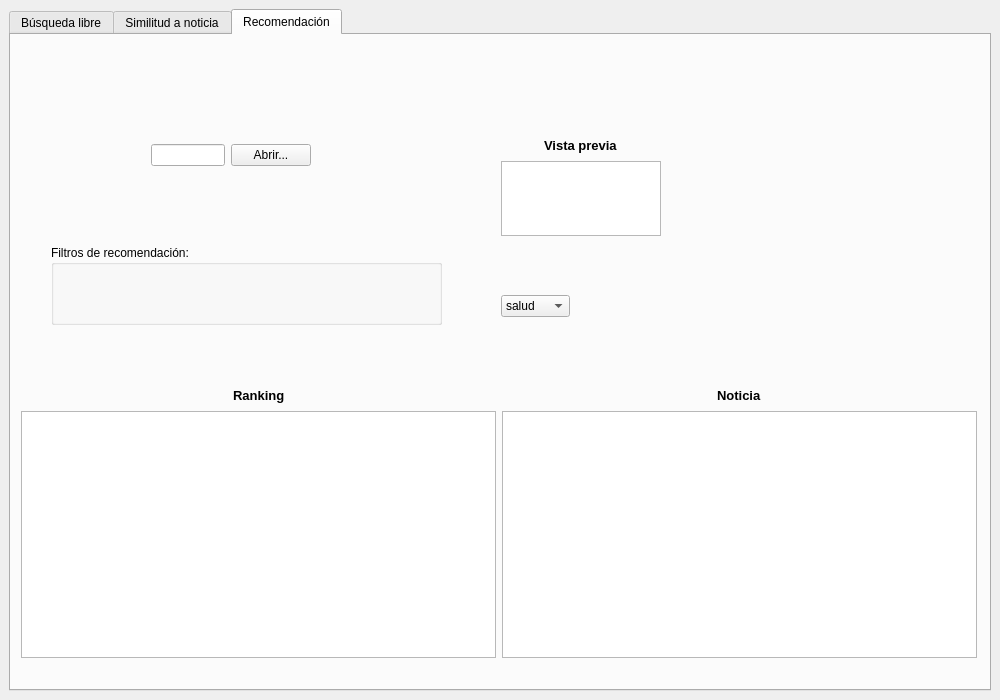
Above: window.ui from pablopascu99/practicaSSII before the change. Below: the same form after it.
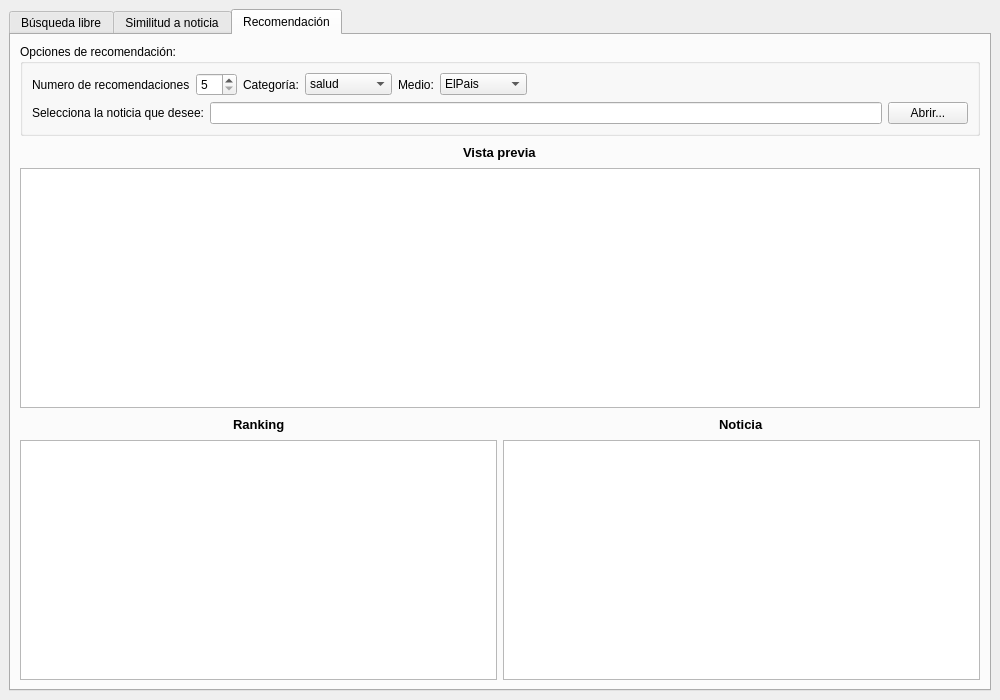
That is the form after the change.

```diff
--- a/window.ui
+++ b/window.ui
@@ -525,37 +525,129 @@
        <attribute name="title">
         <string>Recomendación</string>
        </attribute>
-       <widget class="QWidget" name="horizontalLayoutWidget_2">
-        <property name="geometry">
-         <rect>
-          <x>140</x>
-          <y>80</y>
-          <width>160</width>
-          <height>80</height>
-         </rect>
-        </property>
-        <layout class="QHBoxLayout" name="horizontalLayout_14">
+       <layout class="QGridLayout" name="gridLayout_7">
+        <item row="0" column="0">
+         <layout class="QVBoxLayout" name="verticalLayout_14">
+          <item>
+           <widget class="QGroupBox" name="groupBox_4">
+            <property name="title">
+             <string>Opciones de recomendación:</string>
+            </property>
+            <layout class="QGridLayout" name="gridLayout_6">
+             <item row="0" column="0">
+              <layout class="QVBoxLayout" name="verticalLayout_12">
          <item>
-          <widget class="QLineEdit" name="lineEdit_3"/>
+                <layout class="QHBoxLayout" name="horizontalLayout_9">
+                 <item>
+                  <widget class="QLabel" name="label_15">
+                   <property name="text">
+                    <string>Numero de recomendaciones</string>
+                   </property>
+                  </widget>
          </item>
          <item>
-          <widget class="QPushButton" name="pushButton">
+                  <widget class="QSpinBox" name="nranking_3">
+                   <property name="minimum">
+                    <number>5</number>
+                   </property>
+                  </widget>
+                 </item>
+                 <item>
+                  <widget class="QLabel" name="label_18">
+                   <property name="text">
+                    <string>Categoría:</string>
+                   </property>
+                  </widget>
+                 </item>
+                 <item>
+                  <widget class="QComboBox" name="comboBox_3">
+                   <item>
+                    <property name="text">
+                     <string>salud</string>
+                    </property>
+                   </item>
+                   <item>
+                    <property name="text">
+                     <string>tecnologia</string>
+                    </property>
+                   </item>
+                   <item>
+                    <property name="text">
+                     <string>ciencia</string>
+                    </property>
+                   </item>
+                  </widget>
+                 </item>
+                 <item>
+                  <widget class="QLabel" name="label_16">
+                   <property name="text">
+                    <string>Medio:</string>
+                   </property>
+                  </widget>
+                 </item>
+                 <item>
+                  <widget class="QComboBox" name="comboBox_4">
+                   <item>
+                    <property name="text">
+                     <string>ElPais</string>
+                    </property>
+                   </item>
+                   <item>
+                    <property name="text">
+                     <string>20Minutos</string>
+                    </property>
+                   </item>
+                   <item>
+                    <property name="text">
+                     <string>ElMundo</string>
+                    </property>
+                   </item>
+                  </widget>
+                 </item>
+                 <item>
+                  <spacer name="horizontalSpacer_18">
+                   <property name="orientation">
+                    <enum>Qt::Horizontal</enum>
+                   </property>
+                   <property name="sizeHint" stdset="0">
+                    <size>
+                     <width>40</width>
+                     <height>20</height>
+                    </size>
+                   </property>
+                  </spacer>
+                 </item>
+                </layout>
+               </item>
+               <item>
+                <layout class="QHBoxLayout" name="horizontalLayout_19">
+                 <item>
+                  <widget class="QLabel" name="label_17">
+                   <property name="text">
+                    <string>Selecciona la noticia que desee:</string>
+                   </property>
+                  </widget>
+                 </item>
+                 <item>
+                  <widget class="QLineEdit" name="lineTexto_2"/>
+                 </item>
+                 <item>
+                  <widget class="QPushButton" name="openNoticiaSim_2">
            <property name="text">
             <string>Abrir...</string>
            </property>
           </widget>
          </item>
         </layout>
-       </widget>
-       <widget class="QWidget" name="verticalLayoutWidget_3">
-        <property name="geometry">
-         <rect>
-          <x>490</x>
-          <y>100</y>
-          <width>160</width>
-          <height>101</height>
-         </rect>
-        </property>
+               </item>
+              </layout>
+             </item>
+            </layout>
+           </widget>
+          </item>
+          <item>
+           <layout class="QVBoxLayout" name="verticalLayout_13">
+            <item>
         <layout class="QVBoxLayout" name="verticalLayout_3">
          <item>
           <layout class="QHBoxLayout" name="horizontalLayout_15">
@@ -605,16 +697,8 @@
           <widget class="QTextEdit" name="textEdit_2"/>
          </item>
         </layout>
-       </widget>
-       <widget class="QWidget" name="layoutWidget_2">
-        <property name="geometry">
-         <rect>
-          <x>10</x>
-          <y>350</y>
-          <width>956</width>
-          <height>273</height>
-         </rect>
-        </property>
+            </item>
+            <item>
         <layout class="QHBoxLayout" name="horizontalLayout_16">
          <item>
           <layout class="QVBoxLayout" name="verticalLayout_9">
@@ -723,45 +807,12 @@
           </layout>
          </item>
         </layout>
-       </widget>
-       <widget class="QComboBox" name="comboBox_3">
-        <property name="geometry">
-         <rect>
-          <x>490</x>
-          <y>260</y>
-          <width>69</width>
-          <height>22</height>
-         </rect>
-        </property>
-        <item>
-         <property name="text">
-          <string>salud</string>
-         </property>
-        </item>
-        <item>
-         <property name="text">
-          <string>tecnologia</string>
-         </property>
-        </item>
-        <item>
-         <property name="text">
-          <string>ciencia</string>
-         </property>
+            </item>
+           </layout>
+          </item>
+         </layout>
         </item>
-       </widget>
-       <widget class="QGroupBox" name="groupBox_3">
-        <property name="geometry">
-         <rect>
-          <x>40</x>
-          <y>210</y>
-          <width>391</width>
-          <height>80</height>
-         </rect>
-        </property>
-        <property name="title">
-         <string>Filtros de recomendación:</string>
-        </property>
-       </widget>
+       </layout>
       </widget>
      </widget>
     </item>
```
Left out of the diff: 2 changed lines with no effect on the pictures. Lines whose indentation alone changed are shown as unchanged.
